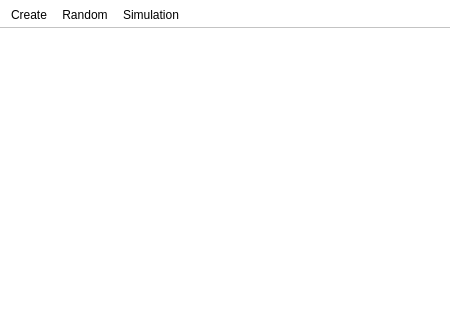
Konano/Programming-Training-QtMCS, file mainwindow.ui: the form before one commit; both pictures show x 0 to 450 and y 0 to 320 of the 450 by 510 pixel window.
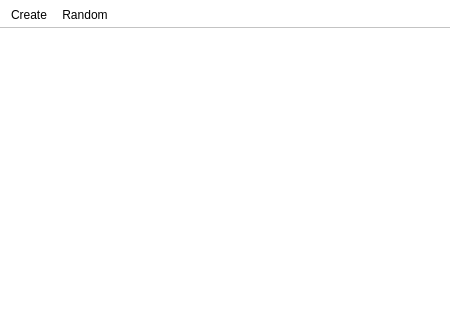
The form after the commit.

```diff
--- a/mainwindow.ui
+++ b/mainwindow.ui
@@ -77,7 +77,6 @@
    </attribute>
    <addaction name="actionCreate"/>
    <addaction name="actionRandom"/>
-   <addaction name="actionSimulation"/>
   </widget>
   <widget class="QStatusBar" name="statusBar"/>
   <action name="actionCreate">
@@ -90,11 +89,6 @@
     <string>Random</string>
    </property>
   </action>
-  <action name="actionSimulation">
-   <property name="text">
-    <string>Simulation</string>
-   </property>
-  </action>
  </widget>
  <layoutdefault spacing="6" margin="11"/>
  <resources/>
```
